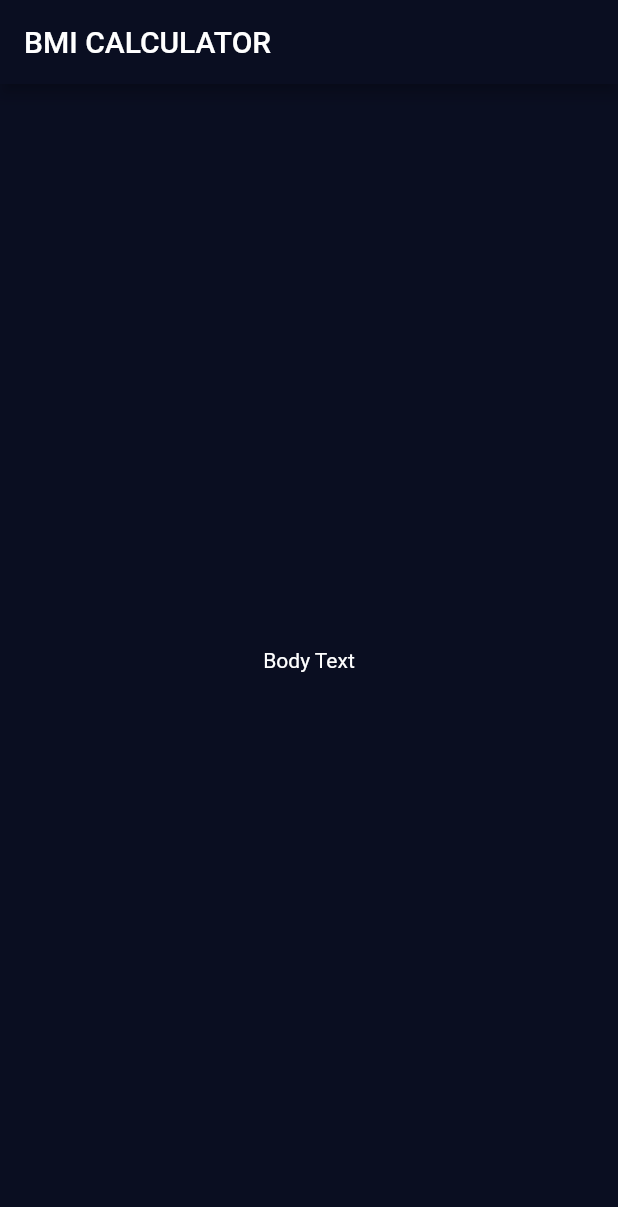
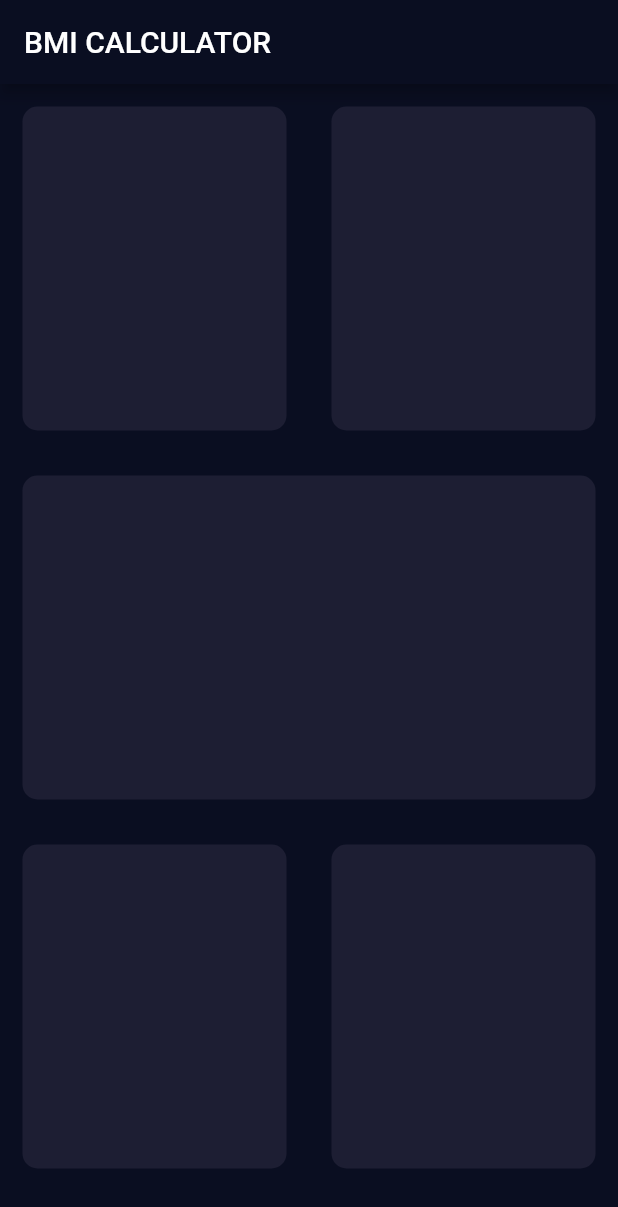
Before and after one commit to bvarberg/cfdb-bmi_calculator, a Flutter app: the screen it shows after launch, on a phone screen of 412 x 824 dp. Shown: the top 1207 px of the screen. Run offline on Flutter 3.47's test engine with Material 2 defaults, Android fonts, the phone set to English and light mode, and no system bars.

Commit message:
Add the container layout

```diff
--- a/lib/input_page.dart
+++ b/lib/input_page.dart
@@ -12,8 +12,73 @@ class _InputPageState extends State<InputPage> {
       appBar: AppBar(
         title: Text('BMI CALCULATOR'),
       ),
-      body: Center(
-        child: Text('Body Text'),
+      body: Column(
+        children: <Widget>[
+          Expanded(
+            child: Row(
+              children: <Widget>[
+                Expanded(
+                  child: Container(
+                    margin: EdgeInsets.all(15.0),
+                    decoration: BoxDecoration(
+                      borderRadius: BorderRadius.circular(10.0),
+                      color: Color(0xFF1D1E33),
+                    ),
+                  ),
+                ),
+                Expanded(
+                  child: Container(
+                    margin: EdgeInsets.all(15.0),
+                    decoration: BoxDecoration(
+                      borderRadius: BorderRadius.circular(10.0),
+                      color: Color(0xFF1D1E33),
+                    ),
+                  ),
+                ),
+              ],
+            ),
+          ),
+          Expanded(
+            child: Container(
+              margin: EdgeInsets.all(15.0),
+              decoration: BoxDecoration(
+                borderRadius: BorderRadius.circular(10.0),
+                color: Color(0xFF1D1E33),
+              ),
+            ),
+          ),
+          Expanded(
+            child: Row(
+              children: <Widget>[
+                Expanded(
+                  child: Container(
+                    margin: EdgeInsets.all(15.0),
+                    decoration: BoxDecoration(
+                      borderRadius: BorderRadius.circular(10.0),
+                      color: Color(0xFF1D1E33),
+                    ),
+                  ),
+                ),
+                Expanded(
+                  child: Container(
+                    margin: EdgeInsets.all(15.0),
+                    decoration: BoxDecoration(
+                      borderRadius: BorderRadius.circular(10.0),
+                      color: Color(0xFF1D1E33),
+                    ),
+                  ),
+                ),
+              ],
+            ),
+          ),
+          Container(
+            margin: EdgeInsets.all(15.0),
+            decoration: BoxDecoration(
+              borderRadius: BorderRadius.circular(10.0),
+              color: Color(0xFF1D1E33),
+            ),
+          ),
+        ],
       ),
     );
   }
```
